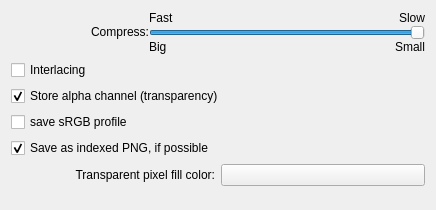
Above: krita/plugins/formats/png/kis_wdg_options_png.ui from KDE/calligra before the change. Below: the same form after it.
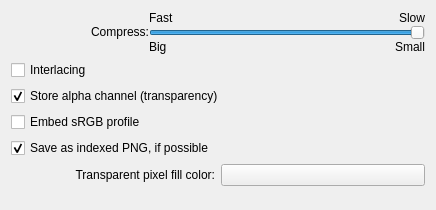
That is the form after the change. Custom widgets are drawn as their Qt base class.

```diff
--- a/krita/plugins/formats/png/kis_wdg_options_png.ui
+++ b/krita/plugins/formats/png/kis_wdg_options_png.ui
@@ -213,7 +213,7 @@
       <string>&lt;html&gt;&lt;head/&gt;&lt;body&gt;&lt;p&gt;&lt;span style=&quot; font-weight:600;&quot;&gt;PNG&lt;/span&gt; files have &lt;span style=&quot; font-style:italic;&quot;&gt;two&lt;/span&gt; options to save &lt;span style=&quot; font-weight:600;&quot;&gt;sRGB&lt;/span&gt; information: as a tag or as an explicit profile. For use with in websites, &lt;span style=&quot; font-style:italic;&quot;&gt;disable&lt;/span&gt; this option. For interchange with other applications, &lt;span style=&quot; font-style:italic;&quot;&gt;enable&lt;/span&gt; this option.&lt;/p&gt;&lt;/body&gt;&lt;/html&gt;</string>
      </property>
      <property name="text">
-      <string>save sRGB profile</string>
+      <string>Embed sRGB profile</string>
      </property>
     </widget>
    </item>
```
